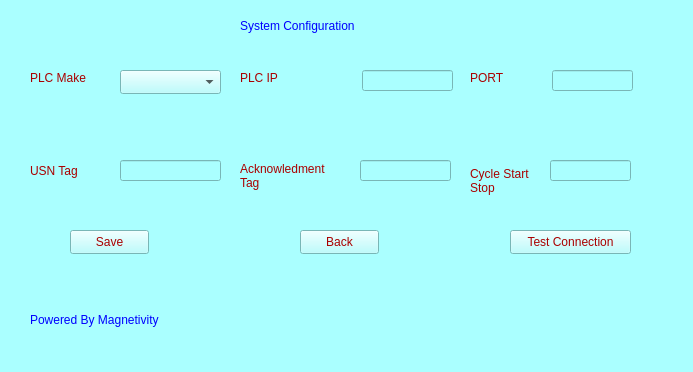
Qt form configuration.ui (jayantsatkar/BoosterPressingVideoCapture) before a commit.
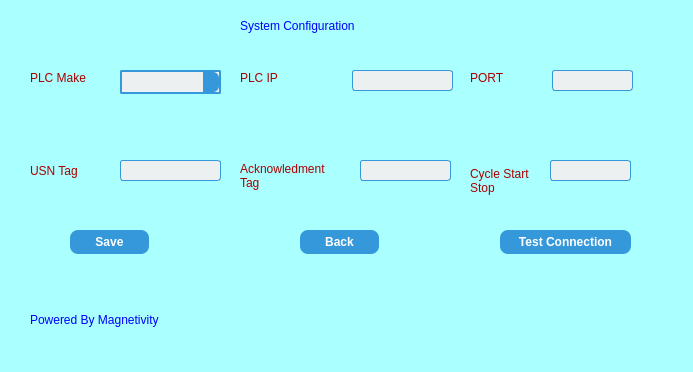
The same form after that commit. Icons and pictures are not drawn.

Commit message: CSS Added. Connection Test

What changed in the file:
```diff
--- a/configuration.ui
+++ b/configuration.ui
@@ -30,6 +30,54 @@
      <height>350</height>
     </size>
    </property>
+   <property name="styleSheet">
+    <string notr="true">QLineEdit {
+    background-color: #ecf0f1;
+    border: 1px solid #3498db;
+    border-radius: 3px;
+    padding: 2px;
+    font-size: 14px;
+    color: #2c3e50;
+}
+QLineEdit:focus {
+    border: 2px solid #2980b9;
+    background-color: #ffffff;
+}
+
+QComboBox {
+    background-color: #ecf0f1;
+    border: 2px solid #3498db;
+    border-radius: 2px;
+    padding: 2px;
+    font-size: 14px;
+    color: #2c3e50;
+}
+QComboBox:focus {
+    border: 2px solid #2980b9;
+    background-color: #ffffff;
+}
+QComboBox::drop-down {
+    subcontrol-origin: padding;
+    subcontrol-position: top right;
+    width: 15px;
+    border-left: 1px solid #3498db;
+    background-color: #3498db;
+    border-top-right-radius: 6px;
+    border-bottom-right-radius: 6px;
+}
+QComboBox::down-arrow {
+    image: url(:/qt-project.org/styles/commonstyle/images/arrowdown-16.png);
+    width: 12px;
+    height: 12px;
+}
+QComboBox QAbstractItemView {
+    background-color: #ffffff;
+    border: 1px solid #3498db;
+    selection-background-color: #3498db;
+    selection-color: white;
+}
+</string>
+   </property>
    <widget class="QLabel" name="lblConfiguration">
     <property name="geometry">
      <rect>
@@ -135,9 +183,9 @@
    <widget class="QLineEdit" name="txtIP">
     <property name="geometry">
      <rect>
-      <x>362</x>
+      <x>352</x>
       <y>70</y>
-      <width>91</width>
+      <width>101</width>
       <height>21</height>
      </rect>
     </property>
@@ -172,8 +220,20 @@
      </rect>
     </property>
     <property name="styleSheet">
-     <string notr="true">color: rgb(170, 0, 0);
-font: 11pt &quot;Segoe UI&quot;;</string>
+     <string notr="true">QPushButton {
+    background-color: #3498db;
+    color: white;
+    border-radius: 8px;
+    padding: 6px 12px;
+    font-weight: bold;
+}
+QPushButton:hover {
+    background-color: #2980b9;
+}
+QPushButton:pressed {
+    background-color: #1c6690;
+}
+</string>
     </property>
     <property name="text">
      <string>Save</string>
@@ -182,15 +242,27 @@
    <widget class="QPushButton" name="btnTestConnection">
     <property name="geometry">
      <rect>
-      <x>510</x>
+      <x>500</x>
       <y>230</y>
-      <width>121</width>
+      <width>131</width>
       <height>24</height>
      </rect>
     </property>
     <property name="styleSheet">
-     <string notr="true">color: rgb(170, 0, 0);
-font: 11pt &quot;Segoe UI&quot;;</string>
+     <string notr="true">QPushButton {
+    background-color: #3498db;
+    color: white;
+    border-radius: 8px;
+    padding: 6px 12px;
+    font-weight: bold;
+}
+QPushButton:hover {
+    background-color: #2980b9;
+}
+QPushButton:pressed {
+    background-color: #1c6690;
+}
+</string>
     </property>
     <property name="text">
      <string>Test Connection</string>
@@ -244,8 +316,20 @@
      </rect>
     </property>
     <property name="styleSheet">
-     <string notr="true">color: rgb(170, 0, 0);
-font: 11pt &quot;Segoe UI&quot;;</string>
+     <string notr="true">QPushButton {
+    background-color: #3498db;
+    color: white;
+    border-radius: 8px;
+    padding: 6px 12px;
+    font-weight: bold;
+}
+QPushButton:hover {
+    background-color: #2980b9;
+}
+QPushButton:pressed {
+    background-color: #1c6690;
+}
+</string>
     </property>
     <property name="text">
      <string>Back</string>
```
Left out of the diff: 5 changed lines with no effect on the pictures. The commit also changes 2 other files.
